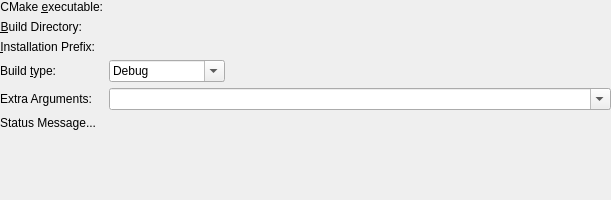
This is projectmanagers/cmake/cmakebuilddirchooser.ui in KDE/kdevelop as Qt 5 draws it before an edit. The edited form follows.
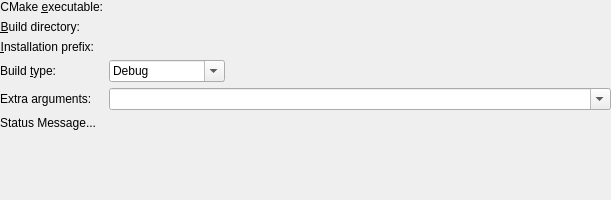
This is the edited form. Custom widgets are drawn as their Qt base class.

Commit message:
Use sentence style capitalization with label texts of edit fields
Cmp. https://community.kde.org/KDE_Visual_Design_Group/HIG/Capitalization

Patch:
```diff
--- a/projectmanagers/cmake/cmakebuilddirchooser.ui
+++ b/projectmanagers/cmake/cmakebuilddirchooser.ui
@@ -49,7 +49,7 @@
    <item row="1" column="0">
     <widget class="QLabel" name="label_3">
      <property name="text">
-      <string>&amp;Build Directory:</string>
+      <string>&amp;Build directory:</string>
      </property>
      <property name="alignment">
       <set>Qt::AlignRight|Qt::AlignTrailing|Qt::AlignVCenter</set>
@@ -65,7 +65,7 @@
    <item row="2" column="0">
     <widget class="QLabel" name="label">
      <property name="text">
-      <string>&amp;Installation Prefix:</string>
+      <string>&amp;Installation prefix:</string>
      </property>
      <property name="alignment">
       <set>Qt::AlignRight|Qt::AlignTrailing|Qt::AlignVCenter</set>
@@ -154,7 +154,7 @@
    <item row="4" column="0">
     <widget class="QLabel" name="label_4">
      <property name="text">
-      <string>Extra Arguments:</string>
+      <string>Extra arguments:</string>
      </property>
     </widget>
    </item>
```
The commit also changes 6 other files.
